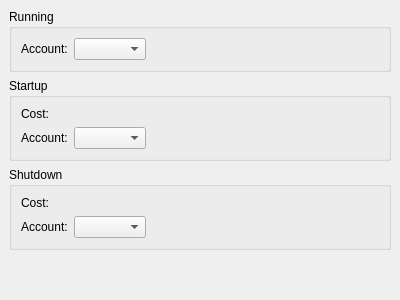
First picture: the form in kplato/libs/ui/kpttaskcostpanelbase.ui, repository KDE/calligra, before the edit.
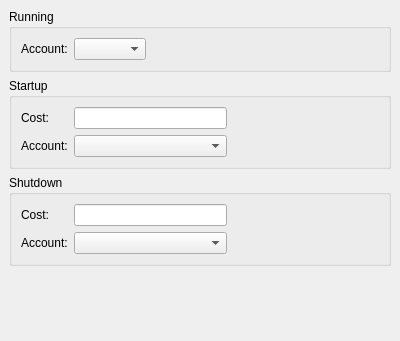
Second picture: the form after the edit. Custom widgets are drawn as their Qt base class.

Commit message: ui fixes, like tab order.

```diff
--- a/kplato/libs/ui/kpttaskcostpanelbase.ui
+++ b/kplato/libs/ui/kpttaskcostpanelbase.ui
@@ -7,7 +7,7 @@
     <x>0</x>
     <y>0</y>
     <width>400</width>
-    <height>300</height>
+    <height>341</height>
    </rect>
   </property>
   <property name="windowTitle" >
@@ -96,7 +96,7 @@
        </widget>
       </item>
       <item row="0" column="1" >
-       <widget class="KLineEdit" native="1" name="startupCost" />
+       <widget class="KLineEdit" name="startupCost" />
       </item>
       <item row="1" column="0" >
        <widget class="QLabel" name="textLabel3" >
@@ -111,9 +111,7 @@
       <item row="1" column="1" >
        <widget class="QComboBox" name="startupAccount" >
         <property name="sizePolicy" >
-         <sizepolicy>
-          <hsizetype>5</hsizetype>
-          <vsizetype>0</vsizetype>
+         <sizepolicy vsizetype="Fixed" hsizetype="Preferred" >
           <horstretch>0</horstretch>
           <verstretch>0</verstretch>
          </sizepolicy>
@@ -162,7 +160,7 @@
        </widget>
       </item>
       <item row="0" column="1" >
-       <widget class="KLineEdit" native="1" name="shutdownCost" />
+       <widget class="KLineEdit" name="shutdownCost" />
       </item>
       <item row="1" column="0" >
        <widget class="QLabel" name="textLabel3_3" >
@@ -177,9 +175,7 @@
       <item row="1" column="1" >
        <widget class="QComboBox" name="shutdownAccount" >
         <property name="sizePolicy" >
-         <sizepolicy>
-          <hsizetype>5</hsizetype>
-          <vsizetype>0</vsizetype>
+         <sizepolicy vsizetype="Fixed" hsizetype="Preferred" >
           <horstretch>0</horstretch>
           <verstretch>0</verstretch>
          </sizepolicy>
@@ -228,7 +224,7 @@
  <customwidgets>
   <customwidget>
    <class>KLineEdit</class>
-   <extends>QWidget</extends>
+   <extends>QLineEdit</extends>
    <header>klineedit.h</header>
    <container>1</container>
   </customwidget>
```
Left out of the diff: 39 changed lines with no effect on the pictures. The commit also changes 7 other files.
